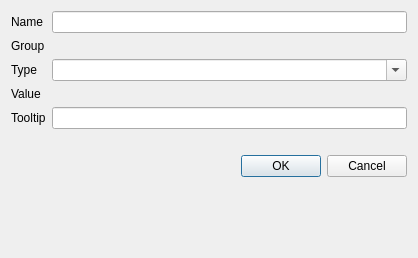
This is src/Gui/Dialogs/DlgAddProperty.ui in southseact-3d/fcd as Qt 5 draws it before an edit. The edited form follows.
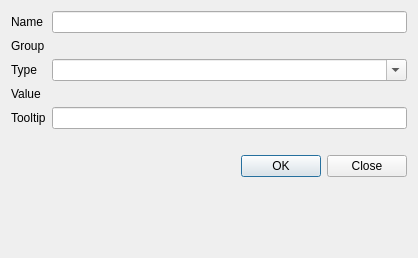
This is the edited form.

Commit message: [GUI] Rename Cancel ‘Close’ in Add Property dialog

The edit to the form file:
```diff
--- a/src/Gui/Dialogs/DlgAddProperty.ui
+++ b/src/Gui/Dialogs/DlgAddProperty.ui
@@ -75,7 +75,7 @@
       <enum>Qt::Orientation::Horizontal</enum>
      </property>
      <property name="standardButtons">
-      <set>QDialogButtonBox::StandardButton::Cancel|QDialogButtonBox::StandardButton::Ok</set>
+      <set>QDialogButtonBox::StandardButton::Close|QDialogButtonBox::StandardButton::Ok</set>
      </property>
     </widget>
    </item>
```
The commit also changes 1 other file.
